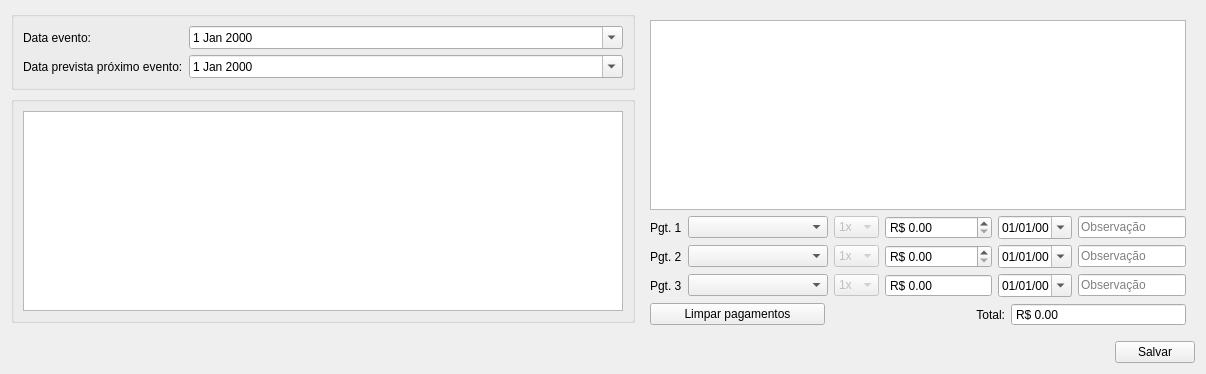
Above: ui/inputdialog.ui from lellisls/ERP-STACCATO before the change. Below: the same form after it.
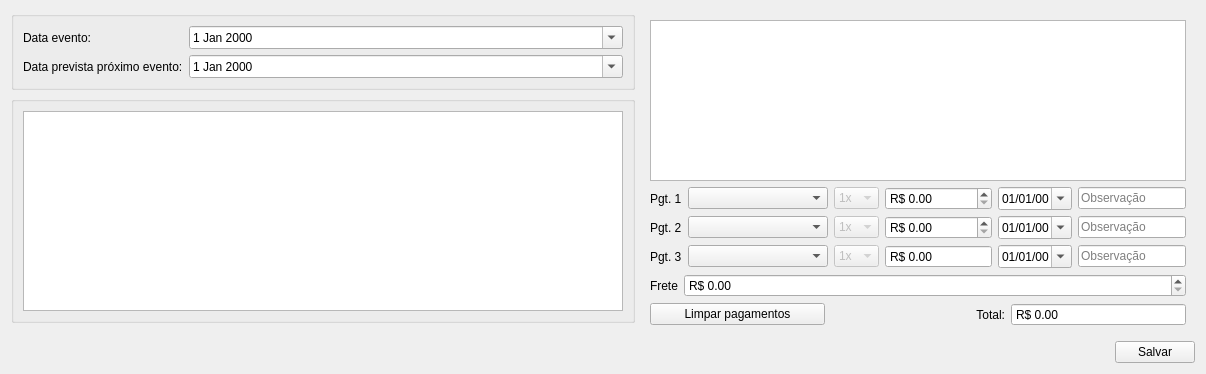
That is the form after the change. Custom widgets are drawn as their Qt base class.

What changed in the file:
```diff
--- a/ui/inputdialog.ui
+++ b/ui/inputdialog.ui
@@ -480,7 +480,7 @@
         </item>
        </layout>
       </item>
-      <item row="4" column="0">
+      <item row="5" column="0">
        <layout class="QHBoxLayout" name="horizontalLayout_3">
         <item>
          <widget class="QPushButton" name="pushButtonLimparPag">
@@ -529,6 +529,42 @@
         </item>
        </layout>
       </item>
+      <item row="4" column="0">
+       <layout class="QGridLayout" name="gridLayout_7">
+        <item row="0" column="0">
+         <widget class="QLabel" name="labelFrete">
+          <property name="text">
+           <string>Frete</string>
+          </property>
+         </widget>
+        </item>
+        <item row="0" column="1">
+         <widget class="QDoubleSpinBox" name="doubleSpinBoxFrete">
+          <property name="sizePolicy">
+           <sizepolicy hsizetype="Expanding" vsizetype="Fixed">
+            <horstretch>0</horstretch>
+            <verstretch>0</verstretch>
+           </sizepolicy>
+          </property>
+          <property name="minimumSize">
+           <size>
+            <width>80</width>
+            <height>0</height>
+           </size>
+          </property>
+          <property name="showGroupSeparator" stdset="0">
+           <bool>true</bool>
+          </property>
+          <property name="prefix">
+           <string>R$ </string>
+          </property>
+          <property name="maximum">
+           <double>999999.989999999990687</double>
+          </property>
+         </widget>
+        </item>
+       </layout>
+      </item>
      </layout>
     </widget>
    </item>
```
